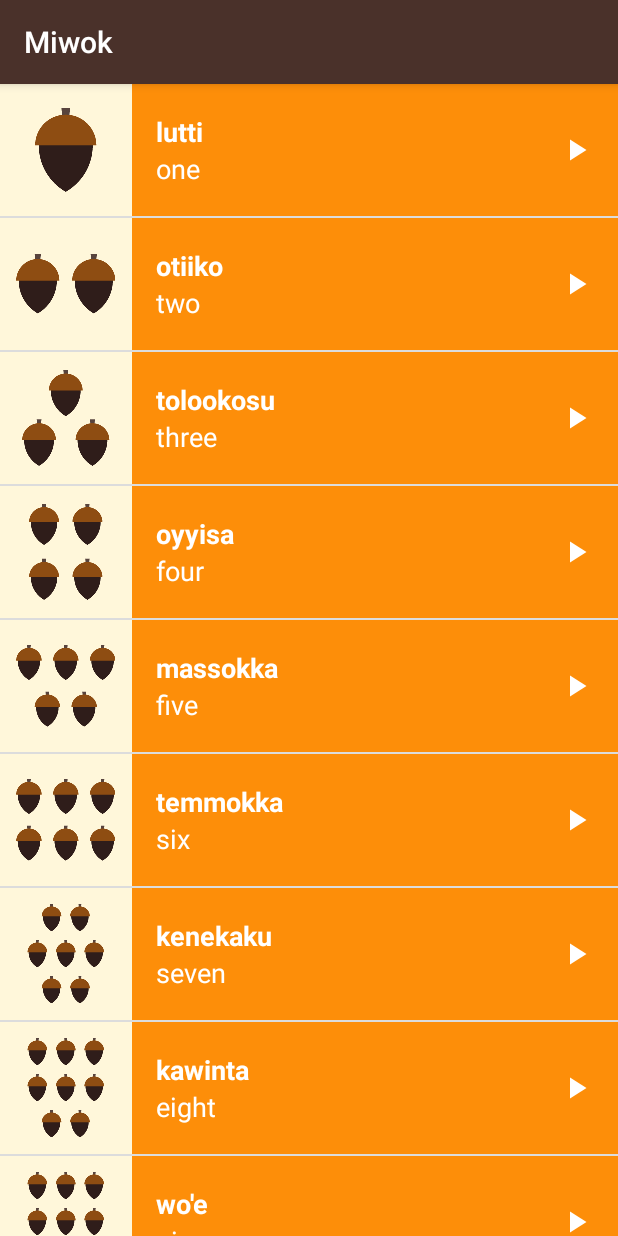
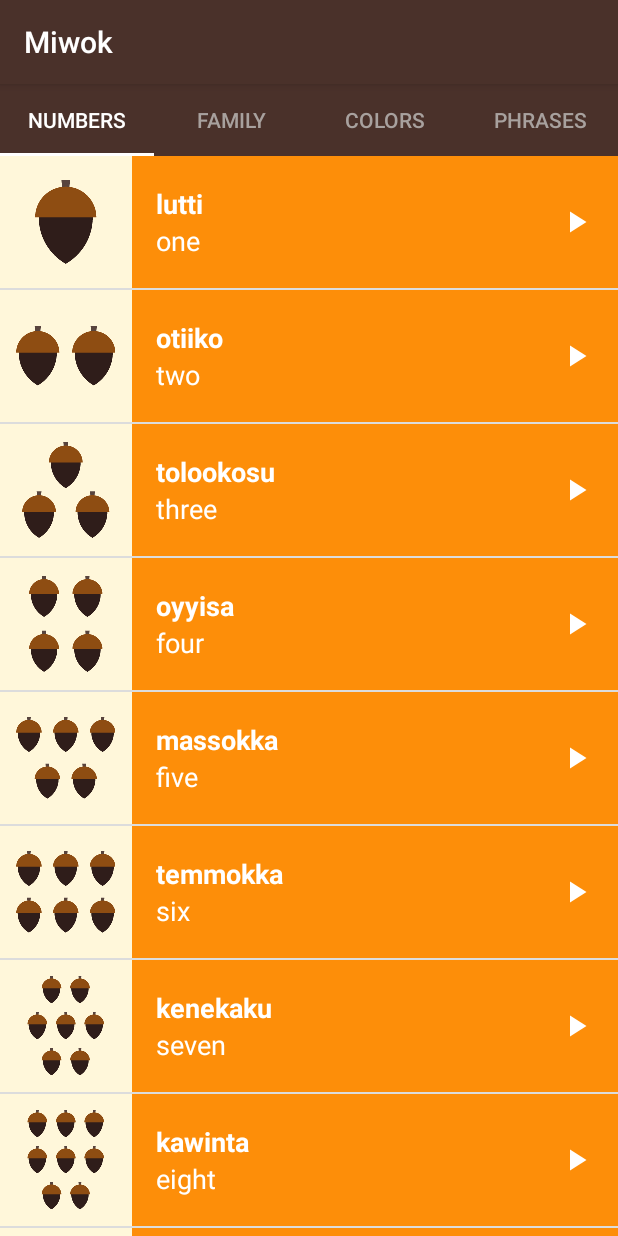
Before and after one commit to dkozhuhar/Miwok, an Android app: the screen it shows after launch (MainActivity), on a phone screen of 412 x 824 dp. Run offline under Robolectric (Android 15) with nearby library versions, the phone set to English and light mode, and no system bars.

Commit message:
Tabs implemented.

```diff
--- a/app/build.gradle
+++ b/app/build.gradle
@@ -19,10 +19,12 @@ android {
     }
 }
 
-
+ext {
+    supportLibVersion = '27.1.1'  // variable that can be referenced to keep support libs consistent
+}
 dependencies {
     implementation fileTree(dir: 'libs', include: ['*.jar'])
-    implementation 'com.android.support.constraint:constraint-layout:1.1.2'
+    implementation 'com.android.support.constraint:constraint-layout:1.1.3'
     testImplementation 'junit:junit:4.12'
     api 'com.android.support:appcompat-v7:27.1.1'
     api 'com.android.support:support-v4:27.1.1'
--- a/app/src/main/java/com/example/android/miwok/CategoryAdapter.java
+++ b/app/src/main/java/com/example/android/miwok/CategoryAdapter.java
@@ -1,14 +1,18 @@
 package com.example.android.miwok;
 
+import android.content.Context;
+import android.support.annotation.Nullable;
 import android.support.v4.app.Fragment;
 import android.support.v4.app.FragmentManager;
 import android.support.v4.app.FragmentPagerAdapter;
 import android.support.v4.app.FragmentStatePagerAdapter;
+import android.support.v4.content.ContextCompat;
 
 public class CategoryAdapter extends FragmentPagerAdapter {
-
-    public CategoryAdapter(FragmentManager fm) {
+    private Context mContext;
+    public CategoryAdapter(Context context, FragmentManager fm) {
         super(fm);
+        mContext = context;
     }
 
     @Override
@@ -30,4 +34,20 @@ public class CategoryAdapter extends FragmentPagerAdapter {
         return 4;
     }
 
+    @Nullable
+    @Override
+    public CharSequence getPageTitle(int position) {
+        if (position == 0) {
+            return mContext.getResources().getString(R.string.category_numbers);
+        }
+        else if (position == 1){
+            return mContext.getResources().getString(R.string.category_family);
+        }
+        else if (position == 2){
+            return mContext.getResources().getString(R.string.category_colors);
+        }
+        else {
+            return mContext.getResources().getString(R.string.category_phrases);
+        }
+    }
 }
--- a/app/src/main/java/com/example/android/miwok/MainActivity.java
+++ b/app/src/main/java/com/example/android/miwok/MainActivity.java
@@ -15,10 +15,12 @@
  */
 package com.example.android.miwok;
 
+import android.content.res.Resources;
 import android.media.AudioFocusRequest;
 import android.media.AudioManager;
 import android.media.MediaPlayer;
 import android.os.Bundle;
+import android.support.design.widget.TabLayout;
 import android.support.v4.view.ViewPager;
 import android.support.v7.app.AppCompatActivity;
 import android.util.Log;
@@ -64,12 +66,16 @@ public class MainActivity extends AppCompatActivity {
         // Set the content of the activity to use the activity_main.xml layout file
         setContentView(R.layout.activity_main);
 
-        ViewPager viewPager = (ViewPager) findViewById(R.id.viewpager);
-        CategoryAdapter adapter = new CategoryAdapter(getSupportFragmentManager());
+        ViewPager viewPager =  findViewById(R.id.viewpager);
+        CategoryAdapter adapter = new CategoryAdapter(this, getSupportFragmentManager());
 
         // Set the adapter onto the view pager
         viewPager.setAdapter(adapter);
 
+        //Tabs
+        TabLayout tabLayout = findViewById(R.id.sliding_tabs);
+        tabLayout.setupWithViewPager(viewPager);
+
     }
 
 }
--- a/app/src/main/res/layout/activity_category.xml
+++ /dev/null
@@ -1,8 +0,0 @@
-<?xml version="1.0" encoding="utf-8"?>
-<LinearLayout xmlns:android="http://schemas.android.com/apk/res/android"
-    android:layout_width="match_parent"
-    android:id="@+id/container"
-    android:orientation="vertical"
-    android:layout_height="match_parent">
-
-</LinearLayout>
--- a/app/src/main/res/layout/activity_main.xml
+++ b/app/src/main/res/layout/activity_main.xml
@@ -14,12 +14,23 @@
      limitations under the License.
 -->
 <LinearLayout xmlns:android="http://schemas.android.com/apk/res/android"
+    xmlns:app="http://schemas.android.com/apk/res-auto"
     xmlns:tools="http://schemas.android.com/tools"
     android:layout_width="match_parent"
     android:layout_height="match_parent"
     android:orientation="vertical"
     tools:context="com.example.android.miwok.MainActivity">
 
+    <android.support.design.widget.TabLayout
+        android:id="@+id/sliding_tabs"
+        android:layout_width="match_parent"
+        android:layout_height="wrap_content"
+        app:tabMode="fixed"
+        app:tabBackground="@color/primary_color"
+        app:tabIndicatorColor="@color/white"
+        app:tabTextColor="@color/tab_not_selected"
+        app:tabSelectedTextColor="@color/white"
+        />
     <android.support.v4.view.ViewPager
         android:id="@+id/viewpager"
         android:layout_width="match_parent"
--- a/app/src/main/res/values/colors.xml
+++ b/app/src/main/res/values/colors.xml
@@ -34,4 +34,6 @@
 
     <!-- Background color for the phrases category -->
     <color name="category_phrases">#16AFCA</color>
+    <color name="white">#ffffff</color>
+    <color name="tab_not_selected">#a8a19e</color>
 </resources>
--- a/app/src/main/res/values/strings.xml
+++ b/app/src/main/res/values/strings.xml
@@ -26,8 +26,6 @@
     <string name="category_numbers">Numbers</string>
 
     <!-- Category name for the vocabulary words for family members [CHAR LIMIT=20] -->
-    <string name="category_family">Family Members</string>
+    <string name="category_family">Family</string>
 
-    <!-- TODO: Remove or change this placeholder text -->
-    <string name="hello_blank_fragment">Hello blank fragment</string>
 </resources>
```
